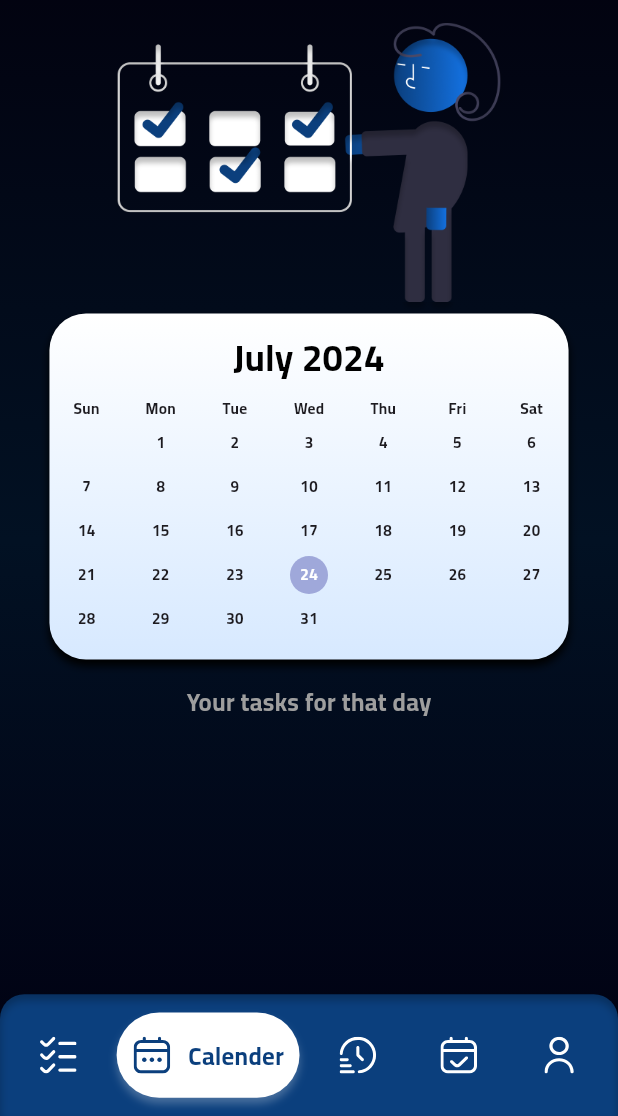
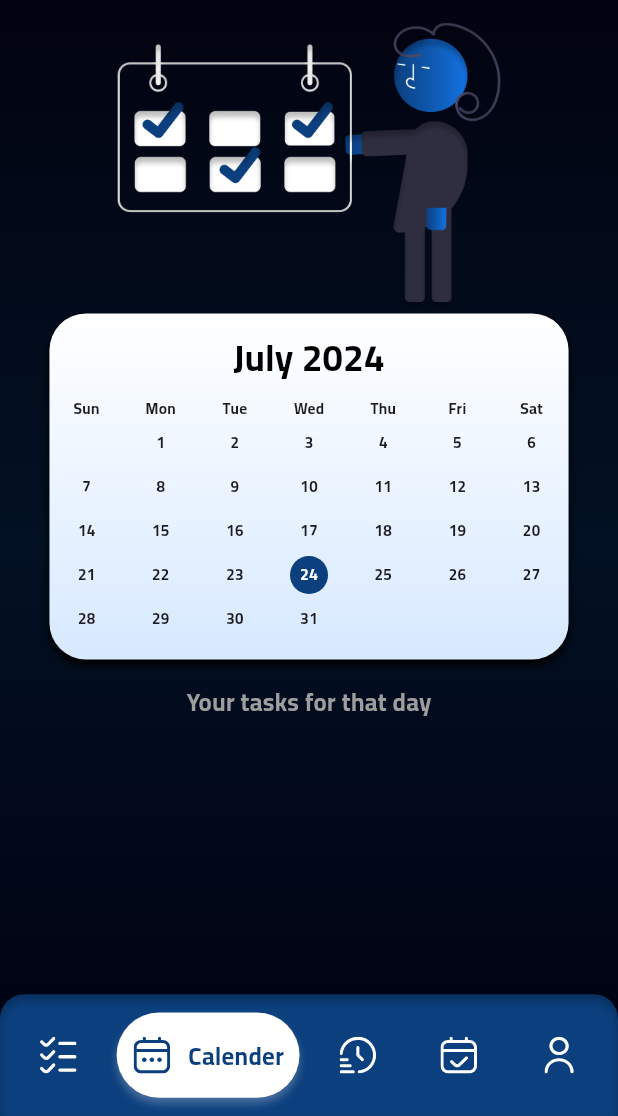
Before and after one commit to EslamElnady0/z_flow, a Flutter app: the HomeView screen opened by its route, item 2 of the bottom bar chosen, on a phone screen of 412 x 824 dp, the part 120-1236 px from its top. Run offline on Flutter 3.47's test engine with Material 3 defaults, Android fonts, the light colour scheme and no system bars; drawn by our look-alikes of table_calendar; our stand-ins replace bloc, cloud_firestore, connectivity_plus, dartz, firebase_auth, firebase_core and 10 more; accounts and stored records are empty.

Commit message:
get tasks in calender feature

```diff
--- a/lib/core/utils/tasks utils/delete_task.dart
+++ b/lib/core/utils/tasks utils/delete_task.dart
@@ -15,5 +15,6 @@ Future<void> deleteTask({required TaskModel task}) async {
       uid: getIt.get<FirebaseAuth>().currentUser!.uid);
 
   getIt.get<GetTaskCubit>().tasks.remove(task);
+  getIt.get<GetTaskCubit>().specificDayTasksList.remove(task);
   await getTasks();
 }
--- a/lib/features/home/presentation/view models/get task cubit/get_task_state.dart
+++ b/lib/features/home/presentation/view models/get task cubit/get_task_state.dart
@@ -9,6 +9,8 @@ final class GetTaskLoading extends GetTaskState {}
 
 final class GetTaskSuccess extends GetTaskState {}
 
+final class DaySelectedState extends GetTaskState {}
+
 final class GetTaskFailure extends GetTaskState {
   final String errMessage;
 
--- a/lib/features/home/presentation/views/tasks views/tasks_body.dart
+++ b/lib/features/home/presentation/views/tasks views/tasks_body.dart
@@ -6,10 +6,8 @@ import 'package:z_flow/core/constants/app_texts.dart';
 import 'package:z_flow/features/home/presentation/view%20models/get%20task%20cubit/get_task_cubit.dart';
 
 import '../../../../../core/routes/app_router.dart';
-import '../../../../../core/styles/styles.dart';
 import '../../../../../core/utils/tasks utils/get_tasks.dart';
 import '../widgets/custom_add_button.dart';
-import '../widgets/custom_task_item.dart';
 import '../widgets/exitsing_tasks_body.dart';
 import '../widgets/no_tasks_body.dart';
 
--- a/lib/features/home/presentation/views/widgets/add_task_view_body.dart
+++ b/lib/features/home/presentation/views/widgets/add_task_view_body.dart
@@ -2,6 +2,7 @@ import 'package:flutter/material.dart';
 import 'package:flutter/widgets.dart';
 import 'package:flutter_screenutil/flutter_screenutil.dart';
 import 'package:hive_flutter/hive_flutter.dart';
+import 'package:intl/intl.dart';
 import 'package:z_flow/core/utils/tasks%20utils/add_task.dart';
 import 'package:z_flow/features/home/presentation/views/widgets/save_cancel_actions_row.dart';
 
@@ -79,7 +80,7 @@ class _AddTaskViewBodyState extends State<AddTaskViewBody> {
                         title: taskController.text,
                         notes: noteController.text,
                         id: id,
-                        createdAt: DateTime.now().toString(),
+                        createdAt: DateFormat.yMMMd().format(DateTime.now()),
                         deadline: endsInController.text,
                       );
                       await addTask(
--- a/lib/features/home/presentation/views/widgets/calender_body.dart
+++ b/lib/features/home/presentation/views/widgets/calender_body.dart
@@ -1,14 +1,29 @@
 import 'package:flutter/material.dart';
+import 'package:flutter_bloc/flutter_bloc.dart';
 import 'package:flutter_screenutil/flutter_screenutil.dart';
+import 'package:table_calendar/table_calendar.dart';
+import 'package:z_flow/core/DI/service_locator.dart';
 import 'package:z_flow/core/constants/app_texts.dart';
 import 'package:z_flow/core/constants/assets.dart';
 import 'package:z_flow/core/styles/styles.dart';
 import 'package:z_flow/features/home/presentation/views/widgets/custom_task_item.dart';
 
+import '../../view models/get task cubit/get_task_cubit.dart';
 import 'custom_calender.dart';
 
-class CalenderBody extends StatelessWidget {
+class CalenderBody extends StatefulWidget {
   const CalenderBody({super.key});
+
+  @override
+  State<CalenderBody> createState() => _CalenderBodyState();
+}
+
+class _CalenderBodyState extends State<CalenderBody> {
+  @override
+  void initState() {
+    getIt.get<GetTaskCubit>().getSpecificDayTasks(DateTime.now());
+    super.initState();
+  }
 
   @override
   Widget build(BuildContext context) {
@@ -28,7 +43,16 @@ class CalenderBody extends StatelessWidget {
             width: 262.w,
             height: 191.h,
           ),
-          const CustomCalender(),
+          BlocBuilder<GetTaskCubit, GetTaskState>(
+            builder: (context, state) {
+              return CustomCalender(
+                focusedDay: getIt.get<GetTaskCubit>().today,
+                selectedDayPredicate: (day) =>
+                    isSameDay(day, getIt.get<GetTaskCubit>().today),
+                onDaySelected: getIt.get<GetTaskCubit>().onDaySelected,
+              );
+            },
+          ),
           SizedBox(
             height: 16.h,
           ),
@@ -41,22 +65,30 @@ class CalenderBody extends StatelessWidget {
           ),
           SizedBox(
             height: 350.h,
-            child: ListView.separated(
+            child: BlocBuilder<GetTaskCubit, GetTaskState>(
+              builder: (context, state) {
+                return ListView.separated(
                   shrinkWrap: true,
                   itemBuilder: (context, index) {
                     GlobalKey actionKey = GlobalKey();
                     return Container(
                         width: MediaQuery.of(context).size.width,
                         margin: EdgeInsets.only(right: 10.w),
-                    child: Container()); // CustomTaskItem(
-                //   actionKey: actionKey,
-                // )
+                        child: CustomTaskItem(
+                          task: getIt
+                              .get<GetTaskCubit>()
+                              .specificDayTasksList[index],
+                          actionKey: actionKey,
+                        ));
                   },
-              itemCount: 5,
+                  itemCount:
+                      getIt.get<GetTaskCubit>().specificDayTasksList.length,
                   padding: EdgeInsets.zero,
                   separatorBuilder: (context, index) {
                     return SizedBox(
                       height: 16.h,
+                    );
+                  },
                 );
               },
             ),
--- a/lib/features/home/presentation/views/widgets/custom_calender.dart
+++ b/lib/features/home/presentation/views/widgets/custom_calender.dart
@@ -6,8 +6,14 @@ import 'package:z_flow/core/constants/constants.dart';
 import 'package:z_flow/core/styles/styles.dart';
 
 class CustomCalender extends StatelessWidget {
+  final void Function(DateTime, DateTime)? onDaySelected;
+  final bool Function(DateTime)? selectedDayPredicate;
+  final DateTime focusedDay;
   const CustomCalender({
     super.key,
+    this.onDaySelected,
+    this.selectedDayPredicate,
+    required this.focusedDay,
   });
 
   @override
@@ -21,10 +27,9 @@ class CustomCalender extends StatelessWidget {
           borderRadius: BorderRadius.circular(24.r),
           boxShadow: [Constants.shadow]),
       child: TableCalendar(
-        //  onDaySelected: context.read<GetTaskCubit>().onDaySelected,
+        onDaySelected: onDaySelected,
         rowHeight: 29.h,
-        // selectedDayPredicate: (day) =>
-        //     isSameDay(day, context.read<GetTaskCubit>().today),
+        selectedDayPredicate: selectedDayPredicate,
         availableGestures: AvailableGestures.all,
         daysOfWeekStyle: DaysOfWeekStyle(
             weekdayStyle: Styles.style10w600, weekendStyle: Styles.style10w600),
@@ -58,8 +63,7 @@ class CustomCalender extends StatelessWidget {
             titleCentered: true,
             formatButtonVisible: false,
             titleTextStyle: Styles.style24W600.copyWith(color: Colors.black)),
-        // focusedDay: context.read<GetTaskCubit>().today,
-        focusedDay: DateTime.now(),
+        focusedDay: focusedDay,
         firstDay: DateTime.utc(2012, 1, 1),
         lastDay: DateTime.utc(2036, 12, 31),
       ),
--- a/lib/features/home/presentation/views/widgets/habit_data_form.dart
+++ b/lib/features/home/presentation/views/widgets/habit_data_form.dart
@@ -2,8 +2,6 @@ import 'package:flutter/material.dart';
 import 'package:flutter_screenutil/flutter_screenutil.dart';
 import 'package:flutter_svg/flutter_svg.dart';
 import 'package:intl/intl.dart';
-import 'package:z_flow/features/home/presentation/views/widgets/custom_check_box_container.dart';
-
 import '../../../../../core/constants/app_texts.dart';
 import '../../../../../core/constants/assets.dart';
 import '../../../../../core/styles/styles.dart';
--- a/lib/features/home/presentation/views/widgets/home_view_body.dart
+++ b/lib/features/home/presentation/views/widgets/home_view_body.dart
@@ -26,8 +26,8 @@ class HomeViewBody extends StatelessWidget {
                 BlocProvider.value(
                   value: getIt.get<AddTaskCubit>(),
                 ),
-                BlocProvider(
-                  create: (context) => getIt.get<GetTaskCubit>(),
+                BlocProvider.value(
+                  value: getIt.get<GetTaskCubit>(),
                 ),
                 BlocProvider(
                   create: (context) => getIt.get<DeleteTaskCubit>(),
@@ -39,8 +39,19 @@ class HomeViewBody extends StatelessWidget {
               child: const TasksBody(),
             );
           case 1:
-            return BlocProvider.value(
-              value: getIt.get<AddTaskCubit>(),
+            return MultiBlocProvider(
+              providers: [
+                BlocProvider.value(
+                  value: getIt.get<GetTaskCubit>()
+                    ..getSpecificDayTasks(DateTime.now()),
+                ),
+                BlocProvider(
+                  create: (context) => getIt.get<DeleteTaskCubit>(),
+                ),
+                BlocProvider.value(
+                  value: getIt.get<UpdateTaskCubit>(),
+                ),
+              ],
               child: const CalenderBody(),
             );
           case 2:
```
Also changed, not shown: lib/features/home/presentation/view models/get task cubit/get_task_cubit.dart (+26 -0 lines). Lines whose indentation alone changed are shown as unchanged.
